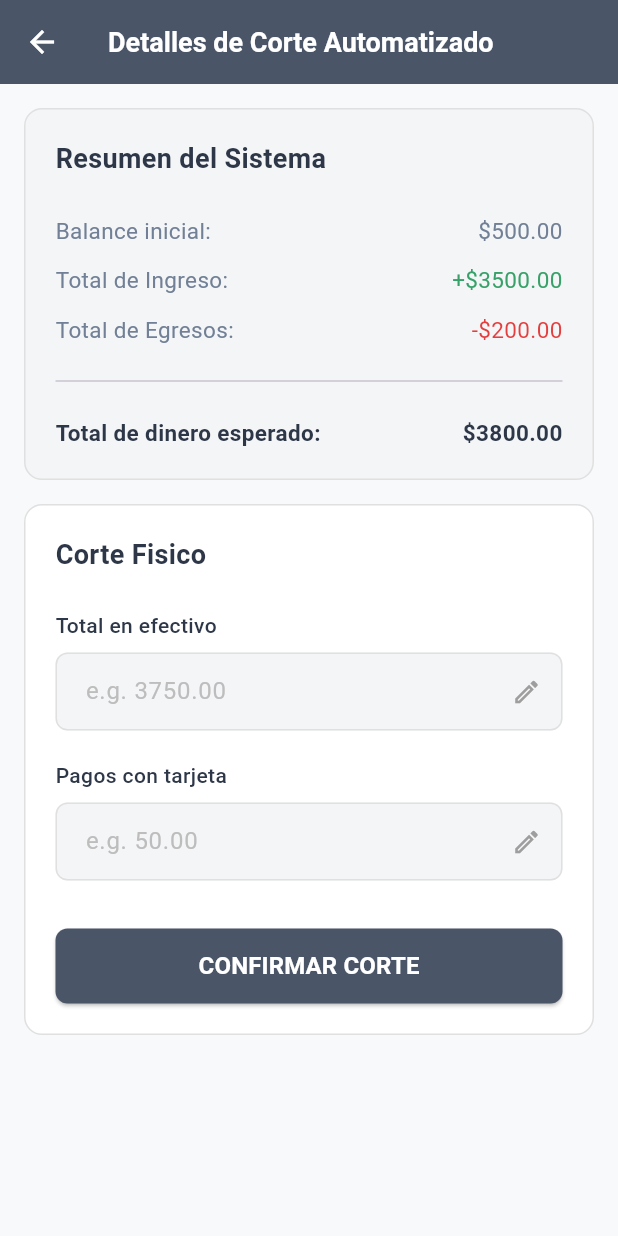
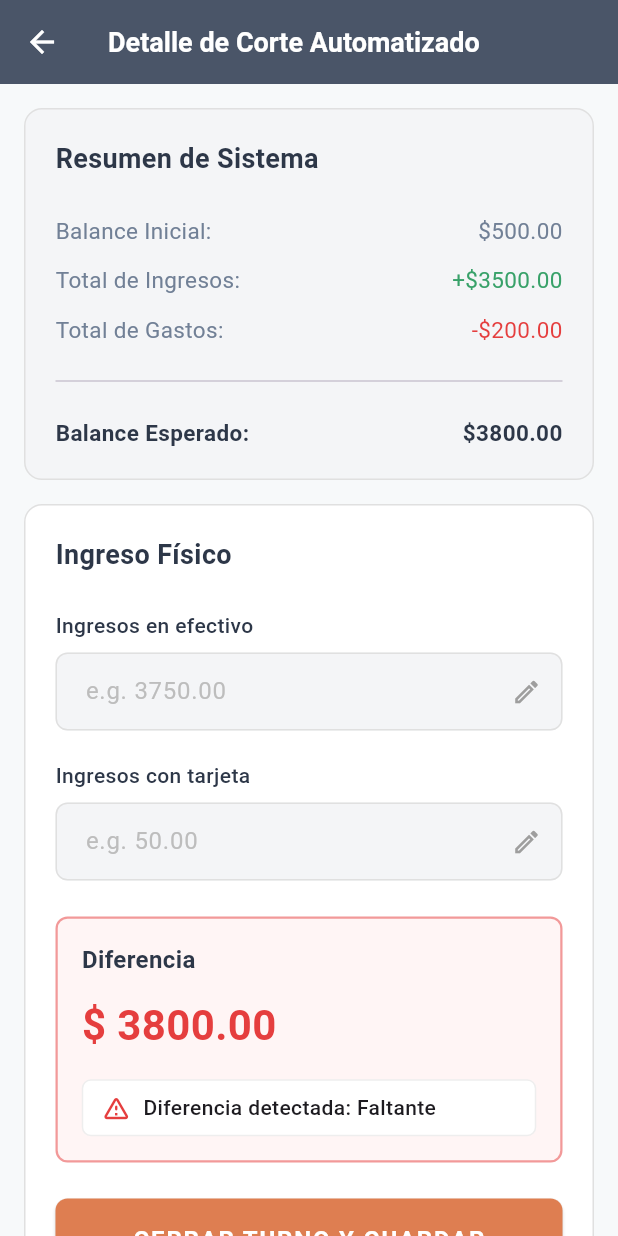
Before and after one commit to fzvercetti/Platto_Guli_Project, a Flutter app: the ConciliationPlatto screen opened directly, on a phone screen of 412 x 824 dp. Run offline on Flutter 3.47's test engine with Material 3 defaults, Android fonts, the phone set to English and light mode, and no system bars; network calls fail.

Commit message:
actualización de funciones en conciliación

```diff
--- a/lib/screens/conciliation_platto.dart
+++ b/lib/screens/conciliation_platto.dart
@@ -17,6 +17,7 @@ class _ConciliationPlattoState extends State<ConciliationPlatto> {
   double totalIncome = 0.0;
   double totalExpenses = 0.0;
   double expectedBalance = 0.0;
+  double currentDifference = 0.0; // Nueva variable para calcular la diferencia
 
   final TextEditingController cashController = TextEditingController();
   final TextEditingController cardsController = TextEditingController();
@@ -25,6 +26,27 @@ class _ConciliationPlattoState extends State<ConciliationPlatto> {
   void initState() {
     super.initState();
     _fetchSystemSummary();
+
+    // Escuchar cambios en los campos de texto para calcular en tiempo real
+    cashController.addListener(_calculateDifference);
+    cardsController.addListener(_calculateDifference);
+  }
+
+  @override
+  void dispose() {
+    cashController.dispose();
+    cardsController.dispose();
+    super.dispose();
+  }
+
+  // --- CÁLCULO EN TIEMPO REAL ---
+  void _calculateDifference() {
+    double physicalCash = double.tryParse(cashController.text) ?? 0.0;
+    double physicalCards = double.tryParse(cardsController.text) ?? 0.0;
+
+    setState(() {
+      currentDifference = (physicalCash + physicalCards) - expectedBalance;
+    });
   }
 
   // --- CONNECT TO DATABASE (FETCH SUMMARY) ---
@@ -43,10 +65,10 @@ class _ConciliationPlattoState extends State<ConciliationPlatto> {
           expectedBalance = initialBalance + totalIncome - totalExpenses;
           isLoading = false;
         });
+        _calculateDifference(); // Calcular inicial
       }
     } catch (e) {
       print("Error fetching summary: $e");
-      // Mock data for UI preview
       setState(() {
         initialBalance = 500.00;
         totalIncome = 3500.00;
@@ -54,6 +76,7 @@ class _ConciliationPlattoState extends State<ConciliationPlatto> {
         expectedBalance = 3800.00;
         isLoading = false;
       });
+      _calculateDifference();
     }
   }
 
@@ -74,6 +97,8 @@ class _ConciliationPlattoState extends State<ConciliationPlatto> {
           "physical_cash": double.parse(cashController.text),
           "physical_cards": double.parse(cardsController.text),
           "expected_balance": expectedBalance,
+          "difference":
+              currentDifference, // Enviamos también la diferencia a la BD
           "timestamp": DateTime.now().toIso8601String(),
         }),
       );
@@ -82,7 +107,7 @@ class _ConciliationPlattoState extends State<ConciliationPlatto> {
         if (!mounted) return;
         ScaffoldMessenger.of(context).showSnackBar(
           const SnackBar(
-            content: Text("Conciliation saved successfully"),
+            content: Text("Shift closed successfully"),
             backgroundColor: Colors.green,
           ),
         );
@@ -99,13 +124,27 @@ class _ConciliationPlattoState extends State<ConciliationPlatto> {
     const Color bgGrey = Color(0xFFF7F9FA);
     const Color textDark = Color(0xFF2D3748);
     const Color textGrey = Color(0xFF718096);
+    const Color brandOrange = Color(0xFFDE7E51); // Naranja del botón
+
+    // Lógica para colores de la diferencia
+    Color diffColor = currentDifference == 0
+        ? Colors.green
+        : const Color(0xFFE53E3E); // Rojo si hay diferencia
+
+    Color diffBgColor = currentDifference == 0
+        ? Colors.green.shade50
+        : const Color(0xFFFFF5F5); // Rojo clarito de fondo
+
+    String diffText = "Exact match";
+    if (currentDifference > 0) diffText = "Diferencia detectada: Sobrante";
+    if (currentDifference < 0) diffText = "Diferencia detectada: Faltante";
 
     return Scaffold(
       backgroundColor: bgGrey,
       appBar: AppBar(
         backgroundColor: appBarColor,
         title: const Text(
-          "Detalles de Corte Automatizado",
+          "Detalle de Corte Automatizado",
           style: TextStyle(
             color: Colors.white,
             fontWeight: FontWeight.w600,
@@ -134,7 +173,7 @@ class _ConciliationPlattoState extends State<ConciliationPlatto> {
                       crossAxisAlignment: CrossAxisAlignment.start,
                       children: [
                         const Text(
-                          "Resumen del Sistema",
+                          "Resumen de Sistema",
                           style: TextStyle(
                             fontSize: 18,
                             fontWeight: FontWeight.bold,
@@ -143,21 +182,21 @@ class _ConciliationPlattoState extends State<ConciliationPlatto> {
                         ),
                         const SizedBox(height: 24),
                         _buildSummaryRow(
-                          "Balance inicial:",
+                          "Balance Inicial:",
                           "\$${initialBalance.toStringAsFixed(2)}",
                           labelColor: textGrey,
                           valueColor: textGrey,
                         ),
                         const SizedBox(height: 12),
                         _buildSummaryRow(
-                          "Total de Ingreso:",
+                          "Total de Ingresos:",
                           "+\$${totalIncome.toStringAsFixed(2)}",
                           labelColor: textGrey,
                           valueColor: const Color(0xFF38A169),
                         ),
                         const SizedBox(height: 12),
                         _buildSummaryRow(
-                          "Total de Egresos:",
+                          "Total de Gastos:",
                           "-\$${totalExpenses.toStringAsFixed(2)}",
                           labelColor: textGrey,
                           valueColor: const Color(0xFFE53E3E),
@@ -167,7 +206,7 @@ class _ConciliationPlattoState extends State<ConciliationPlatto> {
                           child: Divider(thickness: 1),
                         ),
                         _buildSummaryRow(
-                          "Total de dinero esperado:",
+                          "Balance Esperado:",
                           "\$${expectedBalance.toStringAsFixed(2)}",
                           labelColor: textDark,
                           valueColor: textDark,
@@ -192,7 +231,7 @@ class _ConciliationPlattoState extends State<ConciliationPlatto> {
                       crossAxisAlignment: CrossAxisAlignment.start,
                       children: [
                         const Text(
-                          "Corte Fisico",
+                          "Ingreso Físico",
                           style: TextStyle(
                             fontSize: 18,
                             fontWeight: FontWeight.bold,
@@ -202,7 +241,7 @@ class _ConciliationPlattoState extends State<ConciliationPlatto> {
                         const SizedBox(height: 24),
 
                         const Text(
-                          "Total en efectivo",
+                          "Ingresos en efectivo",
                           style: TextStyle(
                             color: textDark,
                             fontWeight: FontWeight.w500,
@@ -214,7 +253,7 @@ class _ConciliationPlattoState extends State<ConciliationPlatto> {
                         const SizedBox(height: 20),
 
                         const Text(
-                          "Pagos con tarjeta",
+                          "Ingresos con tarjeta",
                           style: TextStyle(
                             color: textDark,
                             fontWeight: FontWeight.w500,
@@ -223,25 +262,97 @@ class _ConciliationPlattoState extends State<ConciliationPlatto> {
                         const SizedBox(height: 8),
                         _buildInputField(cardsController, "e.g. 50.00"),
 
-                        const SizedBox(height: 32),
+                        const SizedBox(height: 24),
 
+                        // --- SECCIÓN DE DIFERENCIA (NUEVO) ---
+                        Container(
+                          width: double.infinity,
+                          padding: const EdgeInsets.all(16),
+                          decoration: BoxDecoration(
+                            color: diffBgColor,
+                            borderRadius: BorderRadius.circular(8),
+                            border: Border.all(
+                              color: diffColor.withOpacity(0.5),
+                              width: 1.5,
+                            ),
+                          ),
+                          child: Column(
+                            crossAxisAlignment: CrossAxisAlignment.start,
+                            children: [
+                              const Text(
+                                "Diferencia",
+                                style: TextStyle(
+                                  fontSize: 16,
+                                  fontWeight: FontWeight.bold,
+                                  color: textDark,
+                                ),
+                              ),
+                              const SizedBox(height: 12),
+                              Text(
+                                "\$ ${currentDifference.abs().toStringAsFixed(2)}",
+                                style: TextStyle(
+                                  fontSize: 28,
+                                  fontWeight: FontWeight.bold,
+                                  color: diffColor,
+                                ),
+                              ),
+                              const SizedBox(height: 16),
+                              Container(
+                                padding: const EdgeInsets.symmetric(
+                                  horizontal: 12,
+                                  vertical: 8,
+                                ),
+                                decoration: BoxDecoration(
+                                  color: Colors.white,
+                                  borderRadius: BorderRadius.circular(6),
+                                  border: Border.all(
+                                    color: Colors.grey.shade200,
+                                  ),
+                                ),
+                                child: Row(
+                                  children: [
+                                    Icon(
+                                      currentDifference == 0
+                                          ? Icons.check_circle_outline
+                                          : Icons.warning_amber_rounded,
+                                      color: diffColor,
+                                      size: 20,
+                                    ),
+                                    const SizedBox(width: 8),
+                                    Text(
+                                      diffText,
+                                      style: const TextStyle(
+                                        fontWeight: FontWeight.w500,
+                                      ),
+                                    ),
+                                  ],
+                                ),
+                              ),
+                            ],
+                          ),
+                        ),
+
+                        const SizedBox(height: 24),
+
+                        // --- BOTÓN CERRAR TURNO (NUEVO) ---
                         SizedBox(
                           width: double.infinity,
-                          height: 50,
+                          height: 55,
                           child: ElevatedButton(
                             style: ElevatedButton.styleFrom(
-                              backgroundColor: appBarColor,
+                              backgroundColor: brandOrange,
                               shape: RoundedRectangleBorder(
                                 borderRadius: BorderRadius.circular(8),
                               ),
                             ),
                             onPressed: _saveConciliation,
                             child: const Text(
-                              "CONFIRMAR CORTE",
+                              "CERRAR TURNO Y GUARDAR",
                               style: TextStyle(
                                 color: Colors.white,
                                 fontSize: 16,
                                 fontWeight: FontWeight.bold,
+                                letterSpacing: 1.2,
                               ),
                             ),
                           ),
@@ -249,6 +360,7 @@ class _ConciliationPlattoState extends State<ConciliationPlatto> {
                       ],
                     ),
                   ),
+                  const SizedBox(height: 30),
                 ],
               ),
             ),
```
